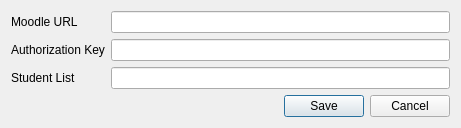
First picture: the form in settings.ui, repository dominikhoebert/Moodle_Sync_Aggregate, before the edit.
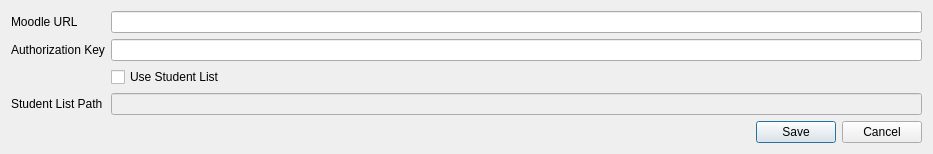
Second picture: the form after the edit.

Commit message: work in progress: autodetecting numbers

```diff
--- a/settings.ui
+++ b/settings.ui
@@ -6,8 +6,8 @@
    <rect>
     <x>0</x>
     <y>0</y>
-    <width>461</width>
-    <height>125</height>
+    <width>933</width>
+    <height>154</height>
    </rect>
   </property>
   <property name="windowTitle">
@@ -24,7 +24,7 @@
      </property>
     </widget>
    </item>
-   <item row="1" column="0">
+   <item row="2" column="0">
     <widget class="QLabel" name="label_3">
      <property name="text">
       <string>Authorization Key</string>
@@ -34,7 +34,7 @@
      </property>
     </widget>
    </item>
-   <item row="4" column="1">
+   <item row="6" column="1">
     <widget class="QDialogButtonBox" name="buttonBox">
      <property name="orientation">
       <enum>Qt::Horizontal</enum>
@@ -47,22 +47,33 @@
    <item row="0" column="1">
     <widget class="QLineEdit" name="url_lineEdit"/>
    </item>
-   <item row="1" column="1">
-    <widget class="QLineEdit" name="key_lineEdit"/>
-   </item>
    <item row="2" column="1">
-    <widget class="QLineEdit" name="studentlist_lineEdit"/>
+    <widget class="QLineEdit" name="key_lineEdit"/>
    </item>
-   <item row="2" column="0">
+   <item row="4" column="1">
+    <widget class="QLineEdit" name="studentlist_lineEdit">
+     <property name="enabled">
+      <bool>false</bool>
+     </property>
+    </widget>
+   </item>
+   <item row="4" column="0">
     <widget class="QLabel" name="label">
      <property name="text">
-      <string>Student List</string>
+      <string>Student List Path</string>
      </property>
      <property name="buddy">
       <cstring>studentlist_lineEdit</cstring>
      </property>
     </widget>
    </item>
+   <item row="3" column="1">
+    <widget class="QCheckBox" name="checkBox">
+     <property name="text">
+      <string>Use Student List</string>
+     </property>
+    </widget>
+   </item>
   </layout>
  </widget>
  <resources/>
```
The commit also changes 2 other files.
